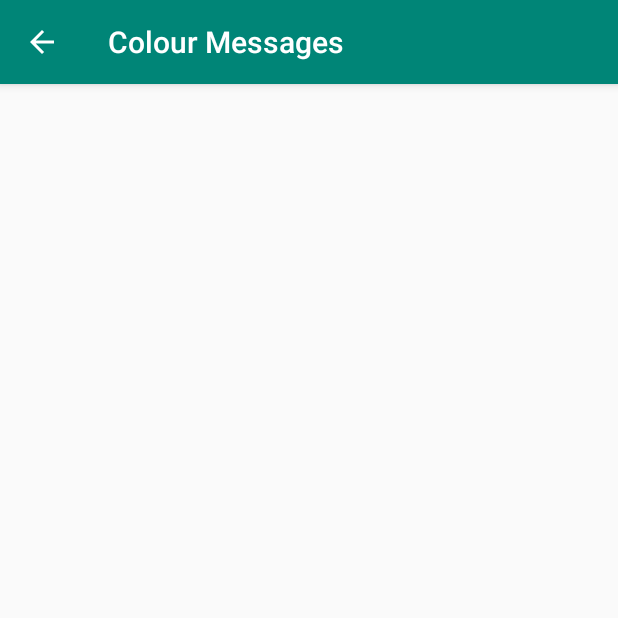
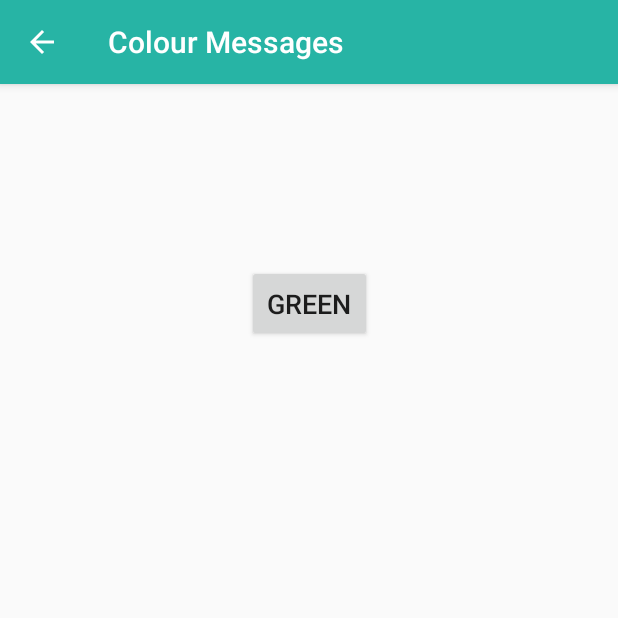
Before and after one commit to CRosemaryC/First_Test_AndroidStudio, an Android app: the screen it shows after launch (DisplayMessageActivity), after a tap on "SEND", on a phone screen of 412 x 824 dp, the top half of it. Run offline under Robolectric (Android 15) with nearby library versions, the phone set to English and light mode, and no system bars.

Commit message:
Information in Log about activities. Information on how to set a new Layout and button in Java. Creation of the button green in the DisplayMessageActivity Layout.

```diff
--- a/app/src/main/java/com/example/cris_gnss_myphone/MainActivity.java
+++ b/app/src/main/java/com/example/cris_gnss_myphone/MainActivity.java
@@ -1,21 +1,26 @@
 package com.example.cris_gnss_myphone;
 
 import android.content.Intent;
+import android.support.annotation.Nullable;
 import android.support.v7.app.AppCompatActivity;
 import android.os.Bundle;
 import android.view.Display;
 import android.view.View; //View es una clase dentro del paquete android.view
 import android.widget.EditText;
-
-
+import android.util.Log;
 import static android.provider.AlarmClock.EXTRA_MESSAGE;
+import android.widget.Button;
 
 public class MainActivity extends AppCompatActivity {
+
+    private static final String TAG= "MyMessage";
     public static final String EXTRA_MESSAGE = "com.example.myfirstapp.MESSAGE";
+
     @Override
     protected void onCreate(Bundle savedInstanceState) {
         super.onCreate(savedInstanceState);
         setContentView(R.layout.activity_main);
+        Log.i(TAG,"onCreate");
     }
 
     /** called when the user taps the send button */
@@ -24,10 +29,62 @@ public class MainActivity extends AppCompatActivity {
         // view es el objeto o instancia dentro de la clase (y es al que le puedo llamar de otra manera)
         // Do something in response to button
         Intent intent = new Intent(this, DisplayMessageActivity.class); // el this es para decir en esta situacion
-        EditText editText = (EditText) findViewById(R.id.editText); // (esto es hacer un cast)
+        EditText editText = findViewById(R.id.editText); // (esto es hacer un cast)
         String message = editText.getText().toString();
         intent.putExtra(EXTRA_MESSAGE, message);
         startActivity(intent);
     }
 
+
+//    This are examples to see the activities of the app in the Logcat
+    @Override
+    protected void onStart() {
+        super.onStart();
+        Log.i(TAG,"onStart");
+    }
+
+    @Override
+    protected void onResume() {
+        super.onResume();
+        Log.i(TAG,"onResume");
+    }
+
+
+    @Override
+    protected void onPause() {
+        super.onPause();
+        Log.i(TAG,"onPause");
+    }
+
+    @Override
+    protected void onStop() {
+        super.onStop();
+        Log.i(TAG,"onStop");
+    }
+
+    @Override
+    protected void onRestart() {
+        super.onRestart();
+        Log.i(TAG,"onRestart");
+    }
+
+    @Override
+    protected void onDestroy() {
+        super.onDestroy();
+        Log.i(TAG,"onDestroy");
+    }
+
+
+    @Override
+    protected void onSaveInstanceState(Bundle outState) {
+        super.onSaveInstanceState(outState);
+        Log.i(TAG,"onSaveInstanceState");
+    }
+
+    @Override
+    protected void onRestoreInstanceState(Bundle savedInstanceState) {
+        super.onRestoreInstanceState(savedInstanceState);
+        Log.i(TAG,"onRestoreInstanceState");
+    }
+
 }
--- a/app/src/main/res/layout/activity_display_message.xml
+++ b/app/src/main/res/layout/activity_display_message.xml
@@ -11,7 +11,7 @@
         android:layout_width="wrap_content"
         android:layout_height="wrap_content"
         android:layout_marginTop="48dp"
-        android:text="TextView"
+        android:text="@string/display_text"
         android:textColor="@color/colorAccent"
         android:textSize="24sp"
         android:textStyle="italic"
@@ -19,4 +19,16 @@
         app:layout_constraintHorizontal_bias="0.498"
         app:layout_constraintStart_toStartOf="parent"
         app:layout_constraintTop_toTopOf="parent" />
+
+    <Button
+        android:id="@+id/button2"
+        android:layout_width="83dp"
+        android:layout_height="51dp"
+        android:layout_marginTop="40dp"
+        android:text="@string/button_green"
+        android:textSize="18sp"
+        app:layout_constraintEnd_toEndOf="parent"
+        app:layout_constraintStart_toStartOf="parent"
+        app:layout_constraintTop_toBottomOf="@+id/textView" />
+
 </android.support.constraint.ConstraintLayout>
--- a/app/src/main/res/values/colors.xml
+++ b/app/src/main/res/values/colors.xml
@@ -1,6 +1,6 @@
 <?xml version="1.0" encoding="utf-8"?>
 <resources>
-    <color name="colorPrimary">#008577</color>
+    <color name="colorPrimary">#27B4A5</color>
     <color name="colorPrimaryDark">#00574B</color>
     <color name="colorAccent">#DA3884</color>
 </resources>
--- a/app/src/main/res/values/strings.xml
+++ b/app/src/main/res/values/strings.xml
@@ -2,4 +2,6 @@
     <string name="app_name">Colour Messages</string>
     <string name="edit_message">Enter a message</string>
     <string name="button_send">Send</string>
+    <string name="display_text">Waiting for Message</string>
+    <string name="button_green">Green</string>
 </resources>
```
Also changed, not shown: app/src/main/java/com/example/cris_gnss_myphone/DisplayMessageActivity.java (+30 -0 lines).
